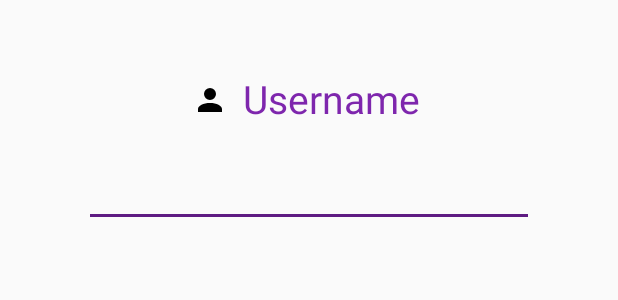
After one commit to renatasoares/messaging-application, an Android app: the layout activity_username.xml on its own in the app's theme, with its tools: preview values and no code run, on a phone screen of 412 x 824 dp. The commit adds this screen. Shown: the top 300 px of the screen. Run offline under Robolectric (Android 15) with nearby library versions, the light colour scheme and no system bars.

Commit message:
Adding usernameActivity

```diff
--- a/app/build.gradle
+++ b/app/build.gradle
@@ -68,4 +68,5 @@ dependencies {
 
 
 
+
 apply plugin: 'com.google.gms.google-services'
--- a/app/src/main/AndroidManifest.xml
+++ b/app/src/main/AndroidManifest.xml
@@ -48,7 +48,8 @@
         <activity android:name=".activity.ProfileActivity" />
         <activity android:name=".activity.QrCodeReaderActivity" />
         <activity android:name=".activity.AcceptionActivity" />
-        <activity android:name=".activity.ChatActivity"></activity>
+        <activity android:name=".activity.ChatActivity" />
+        <activity android:name=".activity.UsernameActivity"></activity>
     </application>
 
 </manifest>
--- a/app/src/main/java/com/messaginapp/messaging_application/activity/AcceptionActivity.java
+++ b/app/src/main/java/com/messaginapp/messaging_application/activity/AcceptionActivity.java
@@ -117,4 +117,10 @@ public class AcceptionActivity extends AppCompatActivity {
         startActivity(intentAcception);
         finish();
     }
+
+    @Override
+    public void onBackPressed() {
+        Intent intentBack = new Intent(AcceptionActivity.this, ChatActivity.class);
+        startActivity(intentBack);
+    }
 }
--- a/app/src/main/java/com/messaginapp/messaging_application/activity/ChatActivity.java
+++ b/app/src/main/java/com/messaginapp/messaging_application/activity/ChatActivity.java
@@ -201,6 +201,11 @@ public class ChatActivity extends AppCompatActivity {
                 startActivity(intent);
                 finish();
                 return true;
+            case R.id.username_menu:
+                Intent intentUsername = new Intent(ChatActivity.this, UsernameActivity.class);
+                startActivity(intentUsername);
+                finish();
+                return true;
             case R.id.acception_menu:
                 Intent acceptionIntent = new Intent(ChatActivity.this, AcceptionActivity.class);
                 startActivity(acceptionIntent);
@@ -246,6 +251,7 @@ public class ChatActivity extends AppCompatActivity {
         removeListener();
     }
 
+
     private class RegisterUser extends AsyncTask<String, Void, String> {
 
         @Override
--- a/app/src/main/java/com/messaginapp/messaging_application/activity/OrbotActivity.java
+++ b/app/src/main/java/com/messaginapp/messaging_application/activity/OrbotActivity.java
@@ -18,6 +18,7 @@ import android.widget.TextView;
 import com.android.volley.Request;
 import com.android.volley.RequestQueue;
 import com.android.volley.toolbox.Volley;
+import com.google.android.gms.security.ProviderInstaller;
 import com.messaginapp.messaging_application.R;
 import com.messaginapp.messaging_application.controller.OrbotHelper;
 
@@ -87,7 +88,7 @@ public class OrbotActivity extends AppCompatActivity {
                         public synchronized void onResponse(JSONObject response){
                             try {
                                 if(response.getBoolean("IsTor")){
-                                    Log.d("HAHA", "isTor");
+
                                     Intent intent = new Intent(OrbotActivity.this, ChatActivity.class);
                                     startActivity(intent);
                                     finish();
--- a/app/src/main/java/com/messaginapp/messaging_application/controller/CryptoEEHelper.java
+++ b/app/src/main/java/com/messaginapp/messaging_application/controller/CryptoEEHelper.java
@@ -37,7 +37,7 @@ public class CryptoEEHelper {
     private static CardManager cardManager;
 
 
-    public static  synchronized CardManager getCardManager(String userIdentifier){
+    public static synchronized CardManager getCardManager(String userIdentifier){
         if(cardManager == null){
             SetUpCardManager setUp = new SetUpCardManager();
             CardCrypto cardCrypto = setUp.setupCrypto();
@@ -46,7 +46,7 @@ public class CryptoEEHelper {
         }
         return cardManager;
     }
-    public  static synchronized Context getContextInstance(Context argContext) {
+    public static synchronized Context getContextInstance(Context argContext) {
         if(context == null){
             context = argContext;
         }
@@ -107,8 +107,6 @@ public class CryptoEEHelper {
             List<Card> cardsSender = getCardManager(currentUser).searchCards(currentUser);
             List<Card> cardsReceiver = getCardManager(currentUser).searchCards(receiver);
 
-            Log.d("PQP", currentUser + " "+ receiver);
-
             List<VirgilPublicKey> senderRelevantCardsPublicKeys = new ArrayList<>();
             for (Card card : cardsSender) {
                 if (!card.isOutdated()) {
--- a/app/src/main/java/com/messaginapp/messaging_application/controller/MessageAdapter.java
+++ b/app/src/main/java/com/messaginapp/messaging_application/controller/MessageAdapter.java
@@ -14,7 +14,7 @@ import com.messaginapp.messaging_application.model.AppMessage;
 
 import java.util.List;
 
-public class MessageAdapter extends ArrayAdapter<com.messaginapp.messaging_application.model.AppMessage> {
+public class MessageAdapter extends ArrayAdapter<AppMessage> {
 
     public MessageAdapter(Context context, int resource, List<AppMessage> objects) {
         super(context, resource, objects);
--- a/app/src/main/java/com/messaginapp/messaging_application/controller/SetUpCardManager.java
+++ b/app/src/main/java/com/messaginapp/messaging_application/controller/SetUpCardManager.java
@@ -77,7 +77,8 @@ public class SetUpCardManager {
     }
 
 
-    public static CardManager initializeCardManager(CardCrypto cardCrypto, AccessTokenProvider accessTokenProvider,
+    public static CardManager initializeCardManager(CardCrypto cardCrypto,
+                                                    AccessTokenProvider accessTokenProvider,
                                                      CardVerifier cardVerifier) {
 
         CardManager cardManager = new CardManager(cardCrypto, accessTokenProvider, cardVerifier);
--- a/app/src/main/java/com/messaginapp/messaging_application/model/Acception.java
+++ b/app/src/main/java/com/messaginapp/messaging_application/model/Acception.java
@@ -13,7 +13,6 @@ public class Acception {
     public void setIdentifierReceiver(String identifierReceiver) {
         this.identifierReceiver = identifierReceiver;
     }
-
 
     public Acception() {
 
--- a/app/src/main/java/com/messaginapp/messaging_application/model/AppMessage.java
+++ b/app/src/main/java/com/messaginapp/messaging_application/model/AppMessage.java
@@ -43,7 +43,7 @@ public class AppMessage {
         return photoUrl;
     }
 
-    private void setPhotoUrl(String photoUrl) {
+    public void setPhotoUrl(String photoUrl) {
         this.photoUrl = photoUrl;
     }
 
--- a/app/src/main/java/com/messaginapp/messaging_application/model/Chat.java
+++ b/app/src/main/java/com/messaginapp/messaging_application/model/Chat.java
@@ -10,6 +10,7 @@ import com.google.firebase.database.FirebaseDatabase;
 public class Chat {
     private String identifierUser1;
     private String identifierUser2;
+    private String roomName;
 
     public String getRoomName() {
         return roomName;
@@ -18,8 +19,6 @@ public class Chat {
     public void setRoomName(String roomName) {
         this.roomName = roomName;
     }
-
-    private String roomName;
 
     public Chat(){
 
--- a/app/src/main/res/layout/activity_profile.xml
+++ b/app/src/main/res/layout/activity_profile.xml
@@ -27,7 +27,7 @@
             android:gravity="center"
             android:paddingBottom="3dp"
             android:paddingLeft="10dp"
-            android:text="Username"
+            android:text="Room name"
             android:paddingRight="3dp"
             android:paddingTop="2dp"
             android:textColor="@color/colorPrimary"
--- /dev/null
+++ b/app/src/main/res/layout/activity_username.xml
@@ -0,0 +1,48 @@
+<?xml version="1.0" encoding="utf-8"?>
+<RelativeLayout
+    xmlns:android="http://schemas.android.com/apk/res/android"
+    xmlns:tools="http://schemas.android.com/tools"
+    android:layout_width="match_parent"
+    android:layout_height="match_parent"
+    android:paddingBottom="16dp"
+    android:paddingLeft="16dp"
+    android:paddingRight="16dp"
+    android:paddingTop="16dp">
+
+    <LinearLayout
+        android:layout_width="wrap_content"
+        android:layout_height="wrap_content"
+        android:layout_centerHorizontal="true"
+        android:orientation="horizontal"
+        android:paddingTop="30dp">
+
+        <ImageView
+            android:id="@+id/usernameIcon"
+            android:layout_width="24dp"
+            android:src="@drawable/account"
+            android:layout_height="40dp"
+            android:paddingTop="1dp" />
+
+        <TextView
+            android:id="@+id/usernameLabel"
+            android:layout_width="wrap_content"
+            android:layout_height="wrap_content"
+            android:gravity="center"
+            android:paddingBottom="3dp"
+            android:paddingLeft="10dp"
+            android:text="Username"
+            android:paddingRight="3dp"
+            android:paddingTop="2dp"
+            android:textColor="@color/colorPrimary"
+            android:textSize="26sp"/>
+    </LinearLayout>
+
+    <EditText
+        android:id="@+id/editFirebaseUser"
+        android:layout_width="300dp"
+        android:layout_height="wrap_content"
+        android:layout_centerHorizontal="true"
+        android:paddingTop="100dp"
+        android:inputType="text" />
+
+</RelativeLayout>
--- a/app/src/main/res/menu/main_menu.xml
+++ b/app/src/main/res/menu/main_menu.xml
@@ -3,7 +3,11 @@
     xmlns:app="http://schemas.android.com/apk/res-auto">
     <item
         android:id="@+id/profile_menu"
-        android:title="@string/profile"
+        android:title="New Room Chat"
+        app:showAsAction="never"/>
+    <item
+        android:id="@+id/username_menu"
+        android:title="Username"
         app:showAsAction="never"/>
     <item
         android:id="@+id/acception_menu"
```
Also changed, not shown: app/src/main/java/com/messaginapp/messaging_application/activity/MainActivity.java (+31 -9 lines), app/src/main/java/com/messaginapp/messaging_application/activity/ProfileActivity.java (+8 -2 lines), app/src/main/java/com/messaginapp/messaging_application/activity/QrCodeReaderActivity.java (+6 -2 lines), app/src/main/java/com/messaginapp/messaging_application/activity/UsernameActivity.java (added, +68 -0 lines), app/src/main/java/com/messaginapp/messaging_application/controller/StringFormatUtils.java (deleted, +0 -35 lines).
